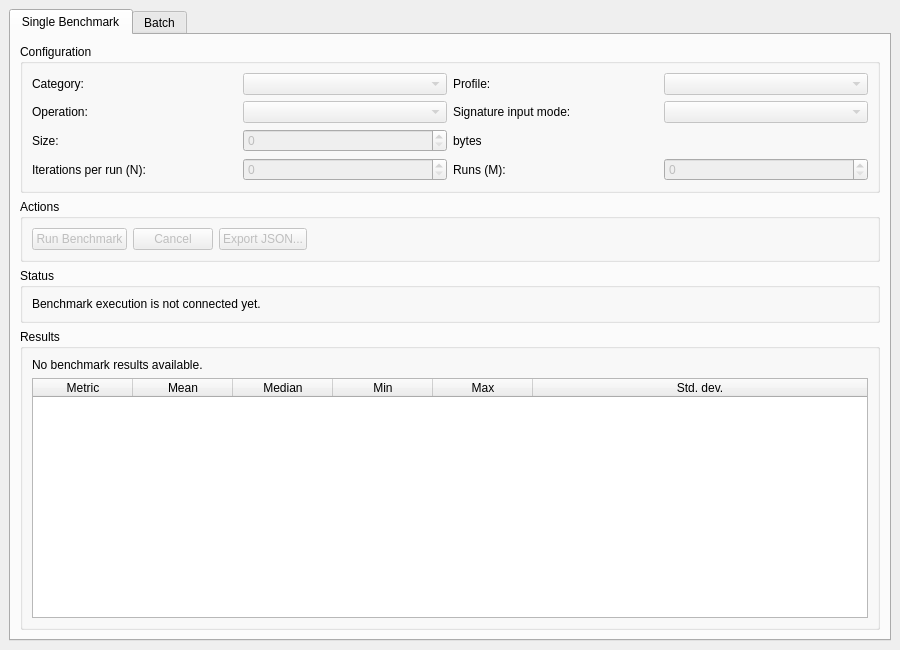
Qt form src/gui/MainWindow.ui (drbilbobaggins/CryptoBenchmark) before a commit.
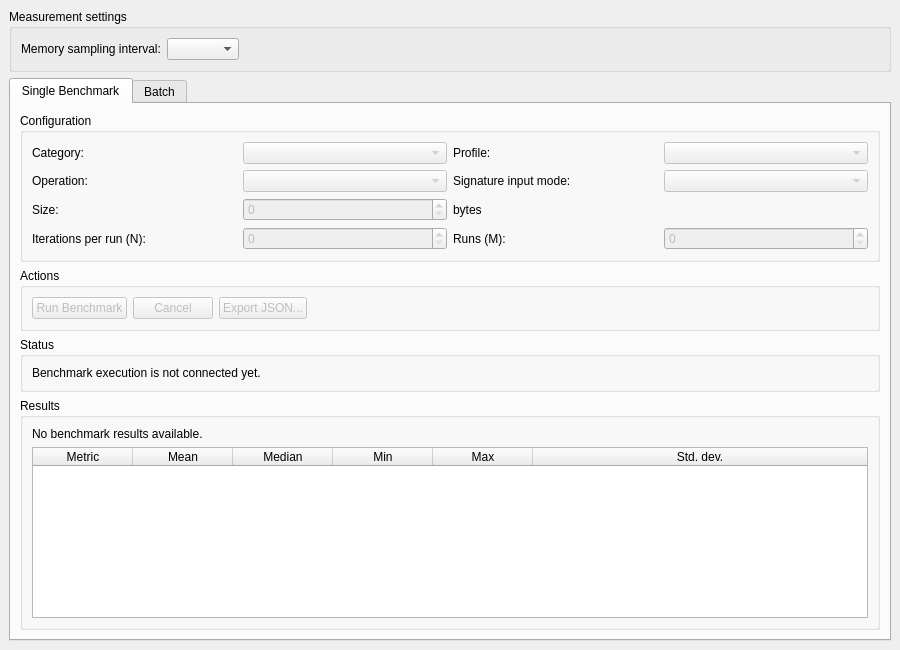
The same form after that commit.

Commit message: Implement M18.1 global measurement settings plumbing

```diff
--- a/src/gui/MainWindow.ui
+++ b/src/gui/MainWindow.ui
@@ -15,6 +15,41 @@
   </property>
   <widget class="QWidget" name="centralWidget">
    <layout class="QVBoxLayout" name="mainLayout">
+    <item>
+      <widget class="QGroupBox" name="measurementSettingsGroupBox">
+       <property name="title">
+         <string>Measurement settings</string>
+       </property>
+       <layout class="QHBoxLayout" name="measurementSettingsLayout">
+         <item>
+          <widget class="QLabel" name="memorySamplingIntervalLabel">
+            <property name="text">
+             <string>Memory sampling interval:</string>
+            </property>
+            <property name="buddy">
+             <cstring>memorySamplingIntervalComboBox</cstring>
+            </property>
+          </widget>
+         </item>
+         <item>
+          <widget class="QComboBox" name="memorySamplingIntervalComboBox"/>
+         </item>
+         <item>
+          <spacer name="measurementSettingsSpacer">
+            <property name="orientation">
+             <enum>Qt::Horizontal</enum>
+            </property>
+            <property name="sizeHint" stdset="0">
+             <size>
+               <width>40</width>
+               <height>20</height>
+             </size>
+            </property>
+          </spacer>
+         </item>
+       </layout>
+      </widget>
+    </item>
     <item>
      <widget class="QTabWidget" name="workflowTabWidget">
       <widget class="QWidget" name="singleTab">
```
The commit also changes 9 other files.
